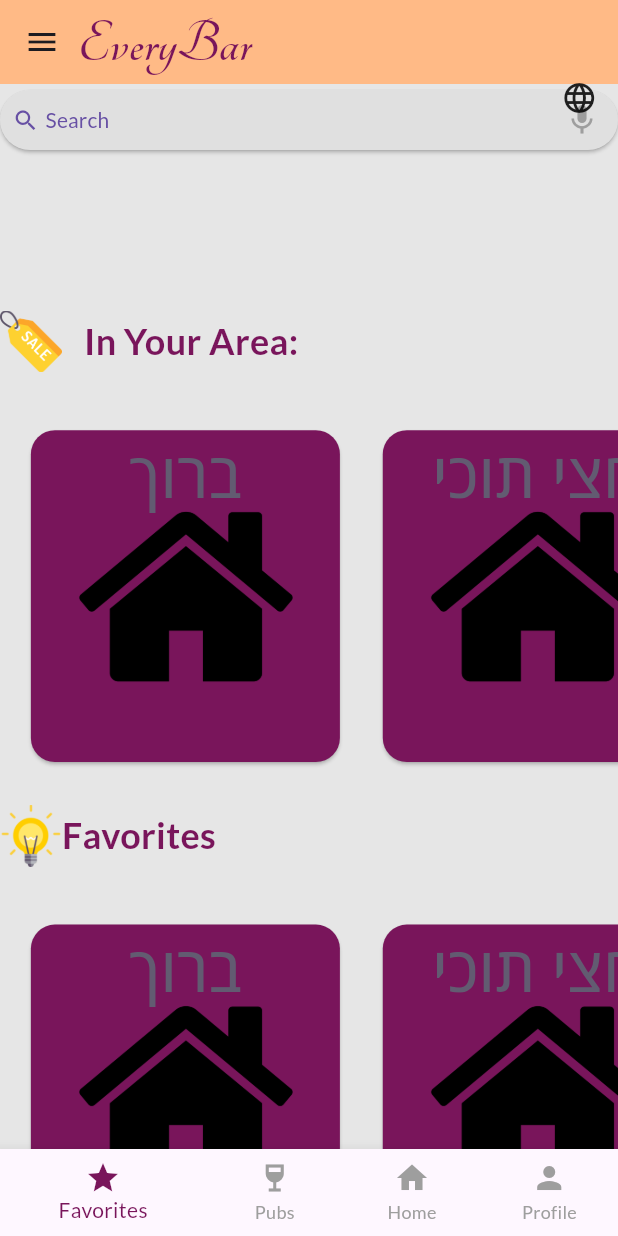
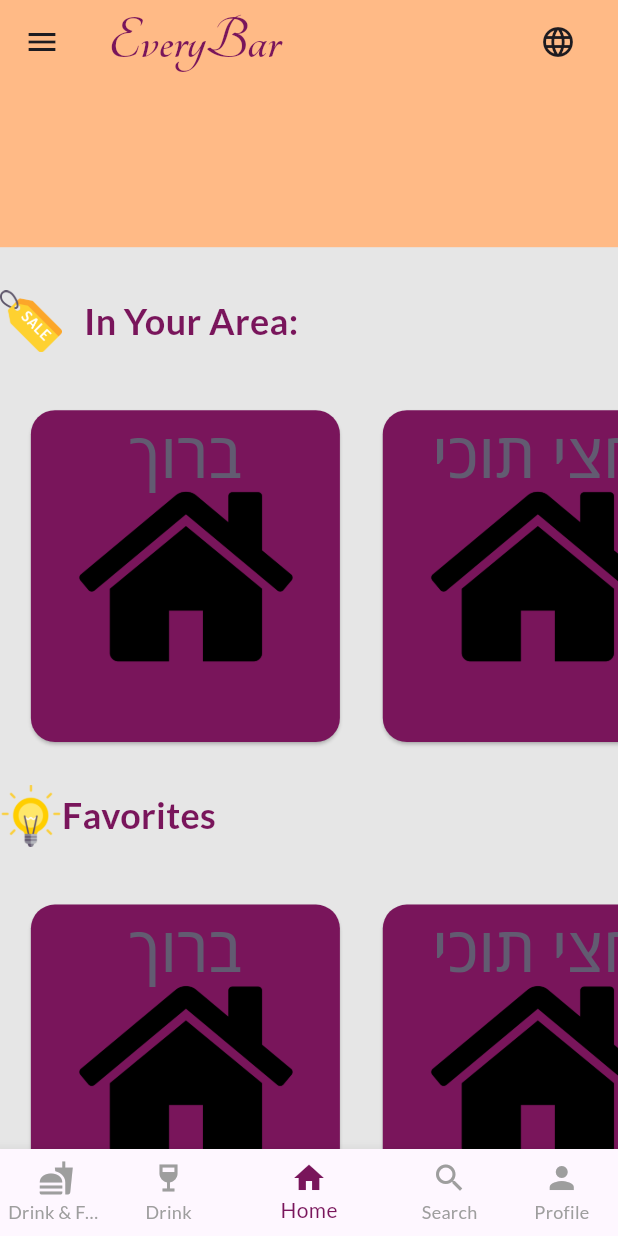
Before and after one commit to SimhaMarouani/everyBarApp, a Flutter app: the screen it shows after launch, on a phone screen of 412 x 824 dp. Run offline on Flutter 3.47's test engine with Material 2 defaults, Android fonts, the phone set to English and light mode, and no system bars; our stand-ins replace flutter_riverpod, google_fonts; project files that could hold a hidden picture were left out.

Commit message:
new design for the home page inc animations

```diff
--- a/lib/screens/home_page.dart
+++ b/lib/screens/home_page.dart
@@ -6,7 +6,6 @@
 import 'package:iBar/widgets/home_search_bar.dart';
 import 'package:iBar/widgets/business_list_generator.dart';
 import 'package:flutter_riverpod/flutter_riverpod.dart';
-import 'package:iBar/widgets/silver_header.dart';
 
 class HomePage extends ConsumerStatefulWidget {
   const HomePage({
@@ -81,16 +80,13 @@
     return CustomScrollView(
       slivers: [
         SliverAppBar(
+          floating: true,
+          pinned: true,
           backgroundColor: Theme.of(context).hintColor,
-          flexibleSpace: Stack(
+          title: Row(
+            mainAxisAlignment: MainAxisAlignment.spaceBetween,
             children: [
-              Row(
-                mainAxisAlignment: MainAxisAlignment.start,
-                children: [
-                  Padding(
-                    padding: EdgeInsets.only(
-                        top: deviceStatusBar, left: deviceWidth * 0.125),
-                    child: Text(
+              Text(
                 'EveryBar',
                 style: TextStyle(
                     color: Theme.of(context).primaryColor,
@@ -98,10 +94,7 @@
                     fontWeight: FontWeight.bold,
                     fontFamily: 'Tangerine'),
               ),
-                  ),
               PopupMenuButton<String>(
-                    padding: EdgeInsets.only(
-                        left: deviceWidth * 0.5, top: deviceHeight * 0.065),
                 icon: const Icon(Icons.language), // Language icon
                 onSelected: onLanguageSelected,
                 itemBuilder: (BuildContext context) {
@@ -110,8 +103,7 @@
                       value: language,
                       child: Text(
                         language,
-                            style: TextStyle(
-                                color: Theme.of(context).primaryColor),
+                        style: TextStyle(color: Theme.of(context).primaryColor),
                       ),
                     );
                   }).toList();
@@ -119,25 +111,13 @@
               ),
             ],
           ),
-            ],
-          ),
-        ),
-        SliverPersistentHeader(
-          floating: true,
-          delegate: CustomSliverPersistentHeaderDelegate(
-              child: Padding(
-                padding: EdgeInsets.only(top: deviceStatusBar),
-                child: FakeSearchBar(onPress: onSearchPress),
-              ),
-              maxHeight: 48 + deviceStatusBar,
-              minHeight: 48 + deviceStatusBar),
-          pinned: true,
+          expandedHeight: deviceHeight * 0.2,
         ),
         SliverAnimatedList(
           initialItemCount: 2,
           itemBuilder: (context, index, animation) {
             return Padding(
-              padding: EdgeInsets.only(top: deviceHeight * 0.1),
+              padding: EdgeInsets.only(top: deviceHeight * 0.01),
               child: Column(
                 children: [
                   Row(
--- a/lib/screens/tabs.dart
+++ b/lib/screens/tabs.dart
@@ -3,9 +3,12 @@
 import 'package:iBar/data/Headlines.dart';
 import 'package:iBar/data/data.dart';
 import 'package:iBar/providers/favourite_provider.dart';
+import 'package:iBar/providers/filterd_business_provider.dart';
 import 'package:iBar/providers/language_provider.dart';
 import 'package:iBar/screens/home_page.dart';
+import 'package:iBar/screens/search_screen.dart';
 import 'package:iBar/widgets/main_drawer.dart';
+import 'package:iBar/widgets/search_res.dart';
 
 class Tabs extends ConsumerStatefulWidget {
   const Tabs({super.key});
@@ -14,13 +17,18 @@
   ConsumerState<Tabs> createState() => _TabsState();
 }
 
-class _TabsState extends ConsumerState<Tabs> {
-  int _selectedPageIndex = 0;
+class _TabsState extends ConsumerState<Tabs> with TickerProviderStateMixin {
+  int _selectedPageIndex = 2;
+  late AnimationController _animationController;
+  late Animation<double> _animation;
 
+  String str = "";
   void selectPage(int indexPage) {
     setState(() {
       _selectedPageIndex = indexPage;
     });
+    _animationController.reset();
+    _animationController.forward();
   }
 
   void _setScreen(String id) async {
@@ -28,22 +36,52 @@
     // todo: set screen
   }
 
+  List<Widget> _pages = [];
+
+  @override
+  void initState() {
+    super.initState();
+    _animationController = AnimationController(
+      vsync: this,
+      duration: Duration(milliseconds: 700), // Adjust animation duration
+    );
+
+    _animation = Tween<double>(begin: 0, end: 1).animate(
+      CurvedAnimation(
+        parent: _animationController,
+        curve: Curves.easeInOut,
+      ),
+    );
+
+    _animationController.forward();
+
+    _pages = [
+      HomePage(
+        availableBusinesses: [],
+        onSelectScreen: _setScreen,
+      ),
+      HomePage(
+        availableBusinesses: [],
+        onSelectScreen: _setScreen,
+      ),
+      HomePage(
+        availableBusinesses: businessList,
+        onSelectScreen: _setScreen,
+      ),
+      SearchScreen(
+        passStr: str,
+      ),
+      HomePage(
+        availableBusinesses: [],
+        onSelectScreen: _setScreen,
+      ),
+    ];
+  }
+
   @override
   Widget build(BuildContext context) {
-    final deviceHeight = MediaQuery.of(context).size.height;
     final selectedLanguage = ref.watch(currentLanguageProvider);
-    final selectedMap = selectedLanguageMap[selectedLanguage];
-    Widget activePage = HomePage(
-      availableBusinesses: businessList,
-      onSelectScreen: _setScreen,
-    );
-    if (_selectedPageIndex == 1) {
-      final favorit = ref.watch(favoriteBusinessProvider);
-      activePage = HomePage(
-        availableBusinesses: favorit,
-        onSelectScreen: _setScreen,
-      );
-    }
+
     Brightness brightness = MediaQuery.of(context).platformBrightness;
     Color backgroundColor;
     if (brightness == Brightness.dark) {
@@ -54,7 +92,19 @@
     return Scaffold(
       drawer: MainDrawer(onSelectScreen: _setScreen),
       backgroundColor: backgroundColor,
-      body: activePage,
+      body: AnimatedSwitcher(
+        duration: Duration(seconds: 1), // Adjust animation duration
+        child: FadeTransition(
+          opacity: _animation,
+          child: _pages[_selectedPageIndex],
+        ),
+        transitionBuilder: (child, animation) {
+          return ScaleTransition(
+            scale: animation,
+            child: child,
+          );
+        },
+      ),
       bottomNavigationBar: BottomNavigationBar(
         unselectedItemColor: Colors.grey,
         showUnselectedLabels: true,
@@ -63,21 +113,30 @@
         currentIndex: _selectedPageIndex,
         items: const [
           BottomNavigationBarItem(
-              icon: Icon(Icons.star),
-              activeIcon: Icon(Icons.star),
-              label: 'Favorites'),
+            icon: Icon(Icons.fastfood),
+            activeIcon: Icon(Icons.fastfood),
+            label: 'Drink & Food',
+          ),
           BottomNavigationBarItem(
             icon: Icon(Icons.wine_bar),
             activeIcon: Icon(Icons.wine_bar),
-              label: 'Pubs'),
+            label: 'Drink',
+          ),
           BottomNavigationBarItem(
             icon: Icon(Icons.home),
             activeIcon: Icon(Icons.home),
-              label: 'Home'),
+            label: 'Home',
+          ),
+          BottomNavigationBarItem(
+            icon: Icon(Icons.search),
+            activeIcon: Icon(Icons.search),
+            label: 'Search',
+          ),
           BottomNavigationBarItem(
             icon: Icon(Icons.person),
             activeIcon: Icon(Icons.person),
-              label: 'Profile'),
+            label: 'Profile',
+          ),
         ],
       ),
     );
--- a/lib/widgets/silver_header.dart
+++ /dev/null
@@ -1,31 +0,0 @@
-import 'package:flutter/material.dart';
-
-class CustomSliverPersistentHeaderDelegate
-    extends SliverPersistentHeaderDelegate {
-  final Widget child;
-  final double minHeight;
-  final double maxHeight;
-
-  CustomSliverPersistentHeaderDelegate({
-    required this.child,
-    required this.minHeight,
-    required this.maxHeight,
-  });
-
-  @override
-  Widget build(
-      BuildContext context, double shrinkOffset, bool overlapsContent) {
-    return child;
-  }
-
-  @override
-  double get minExtent => minHeight;
-
-  @override
-  double get maxExtent => maxHeight;
-
-  @override
-  bool shouldRebuild(covariant SliverPersistentHeaderDelegate oldDelegate) {
-    return false; // Change this if you want to rebuild the header when it changes
-  }
-}
```
Lines whose indentation alone changed are shown as unchanged.
